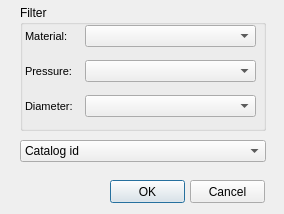
Above: ui/ws_catalog.ui from Giswater/giswater_qgis_plugin before the change. Below: the same form after it.
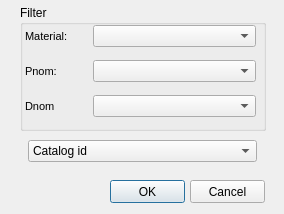
That is the form after the change.

Commit message: Enhance catalog forms

The edit to the form file:
```diff
--- a/ui/ws_catalog.ui
+++ b/ui/ws_catalog.ui
@@ -42,9 +42,9 @@
   <widget class="QComboBox" name="id">
    <property name="geometry">
     <rect>
-     <x>20</x>
+     <x>28</x>
      <y>140</y>
-     <width>246</width>
+     <width>229</width>
      <height>22</height>
     </rect>
    </property>
@@ -69,9 +69,9 @@
    <widget class="QComboBox" name="matcat_id">
     <property name="geometry">
      <rect>
-      <x>65</x>
+      <x>73</x>
       <y>20</y>
-      <width>171</width>
+      <width>163</width>
       <height>22</height>
      </rect>
     </property>
@@ -79,9 +79,9 @@
    <widget class="QComboBox" name="filter2">
     <property name="geometry">
      <rect>
-      <x>65</x>
+      <x>73</x>
       <y>55</y>
-      <width>171</width>
+      <width>163</width>
       <height>22</height>
      </rect>
     </property>
@@ -89,9 +89,9 @@
    <widget class="QComboBox" name="filter3">
     <property name="geometry">
      <rect>
-      <x>65</x>
+      <x>73</x>
       <y>90</y>
-      <width>171</width>
+      <width>163</width>
       <height>22</height>
      </rect>
     </property>
@@ -117,7 +117,7 @@
      <enum>QFrame::Plain</enum>
     </property>
     <property name="text">
-     <string>Diameter:</string>
+     <string>Dnom</string>
     </property>
     <property name="margin">
      <number>3</number>
@@ -128,7 +128,7 @@
      <rect>
       <x>5</x>
       <y>20</y>
-      <width>61</width>
+      <width>67</width>
       <height>22</height>
      </rect>
     </property>
@@ -171,7 +171,7 @@
      <enum>QFrame::Plain</enum>
     </property>
     <property name="text">
-     <string>Pressure:</string>
+     <string>Pnom:</string>
     </property>
     <property name="margin">
      <number>3</number>
```
The commit also changes 1 other file.
